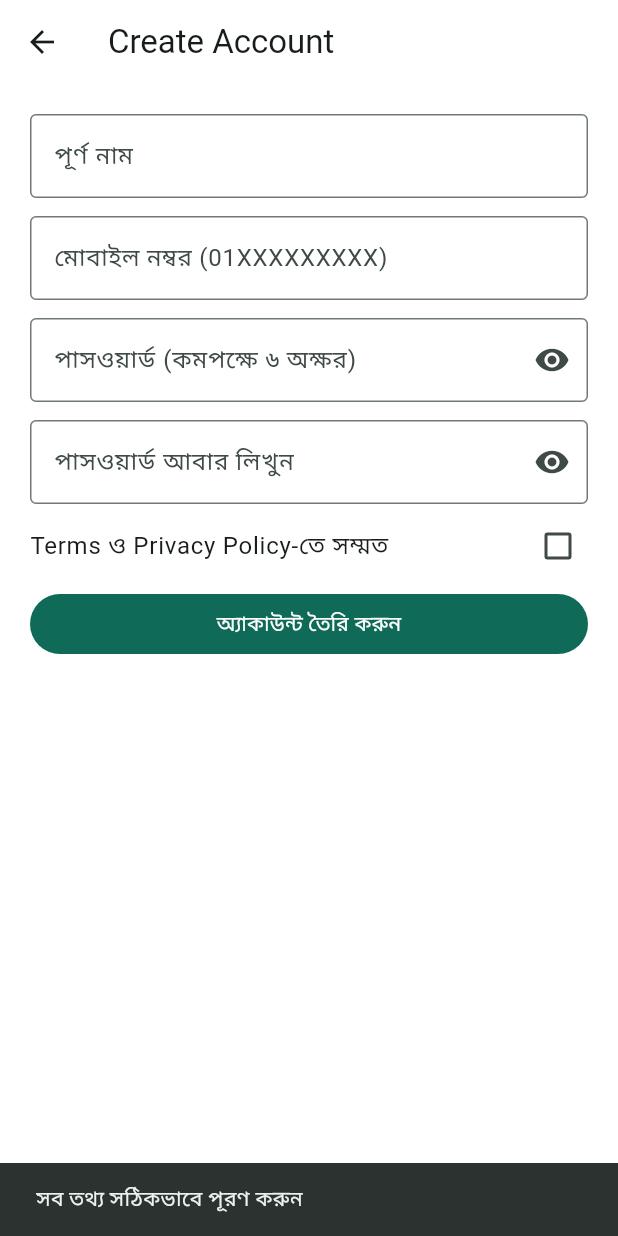
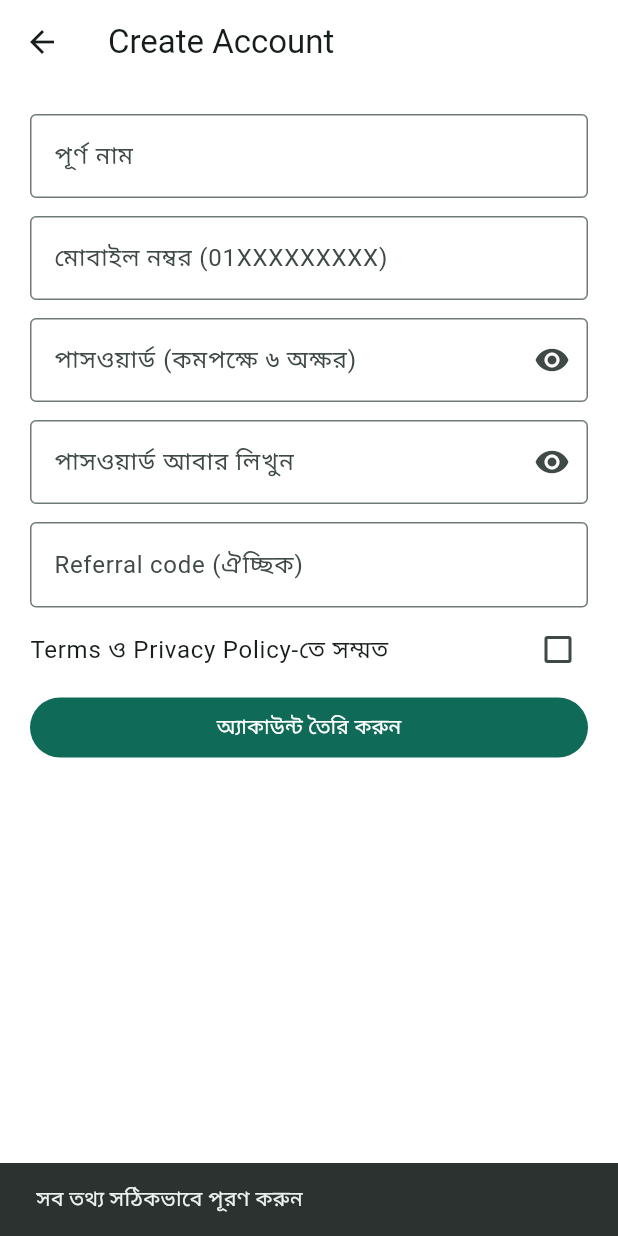
Before and after one commit to rabbi3432/Task-Earn, a Flutter app: the RegisterPage screen opened directly, after a tap on "অ্যাকাউন্ট তৈরি করুন", on a phone screen of 412 x 824 dp. Run offline on Flutter 3.47's test engine with Material 3 defaults, Android fonts, the phone set to English and light mode, and no system bars; our stand-ins replace supabase_flutter; accounts and stored records are empty.

Commit message:
Add user referral system and account blocking

```diff
--- a/lib/main.dart
+++ b/lib/main.dart
@@ -45,6 +45,8 @@ class _LoginPageState extends State<LoginPage> {
     setState(()=>loading=true);
     try {
       await supabase.auth.signInWithPassword(email:authEmailFromPhone(mobile),password:pass);
+      final uid=supabase.auth.currentUser?.id;
+      if(uid!=null){final p=await supabase.from('profiles').select('is_blocked').eq('id',uid).maybeSingle();if(p?['is_blocked']==true){await supabase.auth.signOut();throw const AuthException('আপনার অ্যাকাউন্টটি Admin দ্বারা Block করা হয়েছে।');}}
       if(mounted) Navigator.pushAndRemoveUntil(context,MaterialPageRoute(builder:(_)=>const Shell()),(_)=>false);
     } on AuthException catch(e) { if(mounted) ScaffoldMessenger.of(context).showSnackBar(SnackBar(content:Text(e.message))); }
     finally { if(mounted)setState(()=>loading=false); }
@@ -66,11 +68,11 @@ class RegisterPage extends StatefulWidget {
   @override State<RegisterPage> createState()=>_RegisterPageState();
 }
 class _RegisterPageState extends State<RegisterPage>{
-  final name=TextEditingController(),phone=TextEditingController(),password=TextEditingController(),confirm=TextEditingController();
+  final name=TextEditingController(),phone=TextEditingController(),password=TextEditingController(),confirm=TextEditingController(),referral=TextEditingController();
   bool agree=false,loading=false,obscure=true,obscureConfirm=true;
-  @override void dispose(){name.dispose();phone.dispose();password.dispose();confirm.dispose();super.dispose();}
+  @override void dispose(){name.dispose();phone.dispose();password.dispose();confirm.dispose();referral.dispose();super.dispose();}
   Future<void> submit() async {
-    final fullName=name.text.trim(),mobile=normalizePhone(phone.text),pass=password.text,confirmPass=confirm.text;
+    final fullName=name.text.trim(),mobile=normalizePhone(phone.text),pass=password.text,confirmPass=confirm.text,refCode=referral.text.trim();
     if(fullName.length<2||!RegExp(r'^01[3-9][0-9]{8}$').hasMatch(mobile)||pass.length<6||pass!=confirmPass||!agree){
       ScaffoldMessenger.of(context).showSnackBar(const SnackBar(content:Text('সব তথ্য সঠিকভাবে পূরণ করুন'))); return;
     }
@@ -81,6 +83,7 @@ class _RegisterPageState extends State<RegisterPage>{
       if(user==null) throw const AuthException('অ্যাকাউন্ট তৈরি হয়নি।');
       if(res.session==null) throw const AuthException('অ্যাকাউন্ট তৈরি হয়েছে, কিন্তু লগইন session পাওয়া যায়নি।');
       await supabase.from('profiles').update({'full_name':fullName,'phone':mobile}).eq('id',user.id);
+      if(refCode.isNotEmpty) await supabase.rpc('claim_referral',params:{'p_code':refCode});
       if(mounted) Navigator.pushAndRemoveUntil(context,MaterialPageRoute(builder:(_)=>const Shell()),(_)=>false);
     } on AuthException catch(e){if(mounted)ScaffoldMessenger.of(context).showSnackBar(SnackBar(content:Text(e.message)));}
     on PostgrestException catch(e){if(mounted)ScaffoldMessenger.of(context).showSnackBar(SnackBar(content:Text('প্রোফাইল সংরক্ষণ হয়নি: ${e.message}')));}
@@ -90,7 +93,8 @@ class _RegisterPageState extends State<RegisterPage>{
     TextField(controller:name,decoration:const InputDecoration(labelText:'পূর্ণ নাম',border:OutlineInputBorder())),const SizedBox(height:12),
     TextField(controller:phone,keyboardType:TextInputType.phone,decoration:const InputDecoration(labelText:'মোবাইল নম্বর (01XXXXXXXXX)',border:OutlineInputBorder())),const SizedBox(height:12),
     TextField(controller:password,obscureText:obscure,decoration:InputDecoration(labelText:'পাসওয়ার্ড (কমপক্ষে ৬ অক্ষর)',border:const OutlineInputBorder(),suffixIcon:IconButton(onPressed:()=>setState(()=>obscure=!obscure),icon:Icon(obscure?Icons.visibility:Icons.visibility_off)))),const SizedBox(height:12),
-    TextField(controller:confirm,obscureText:obscureConfirm,decoration:InputDecoration(labelText:'পাসওয়ার্ড আবার লিখুন',border:const OutlineInputBorder(),suffixIcon:IconButton(onPressed:()=>setState(()=>obscureConfirm=!obscureConfirm),icon:Icon(obscureConfirm?Icons.visibility:Icons.visibility_off)))),
+    TextField(controller:confirm,obscureText:obscureConfirm,decoration:InputDecoration(labelText:'পাসওয়ার্ড আবার লিখুন',border:const OutlineInputBorder(),suffixIcon:IconButton(onPressed:()=>setState(()=>obscureConfirm=!obscureConfirm),icon:Icon(obscureConfirm?Icons.visibility:Icons.visibility_off)))),const SizedBox(height:12),
+    TextField(controller:referral,decoration:const InputDecoration(labelText:'Referral code (ঐচ্ছিক)',hintText:'বন্ধুর referral code',border:OutlineInputBorder())),
     CheckboxListTile(value:agree,onChanged:(v)=>setState(()=>agree=v??false),contentPadding:EdgeInsets.zero,title:const Text('Terms ও Privacy Policy-তে সম্মত')),
     FilledButton(onPressed:loading?null:submit,child:Text(loading?'অ্যাকাউন্ট তৈরি হচ্ছে...':'অ্যাকাউন্ট তৈরি করুন')),
   ]));
@@ -305,6 +309,7 @@ class _ProfilePageState extends State<ProfilePage>{
             subtitle:Text(phone),
           ),
           const Divider(),
+          FutureBuilder<Map<String,dynamic>?>(future:supabase.from('profiles').select('referral_code,referred_by').eq('id',user!.id).maybeSingle(),builder:(context,snap){final p=snap.data;return Card(margin:const EdgeInsets.all(16),child:ListTile(leading:const Icon(Icons.people_alt_outlined),title:const Text('Refer & Earn'),subtitle:Text('আপনার Referral Code: ${p?['referral_code']??'...'}\nবন্ধুকে এই কোড দিলে সে আপনার রেফারেল হিসেবে যুক্ত হবে।'),));}),
           if(!loading && isAdmin)
             ListTile(
               leading:const Icon(Icons.admin_panel_settings),
```
